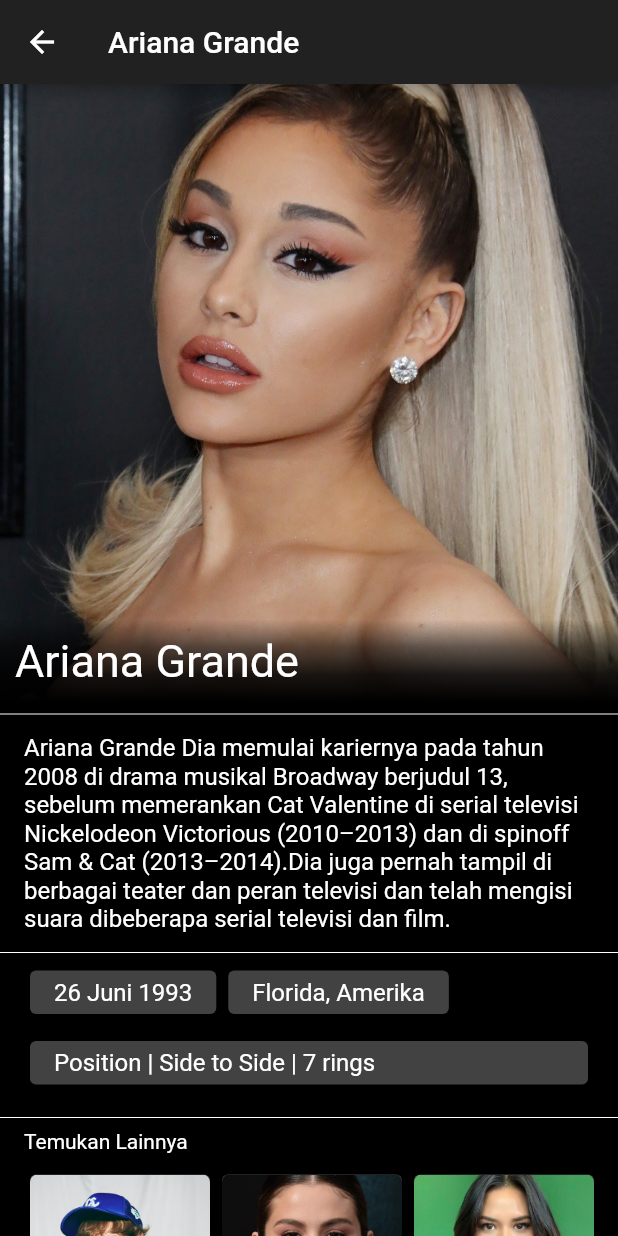
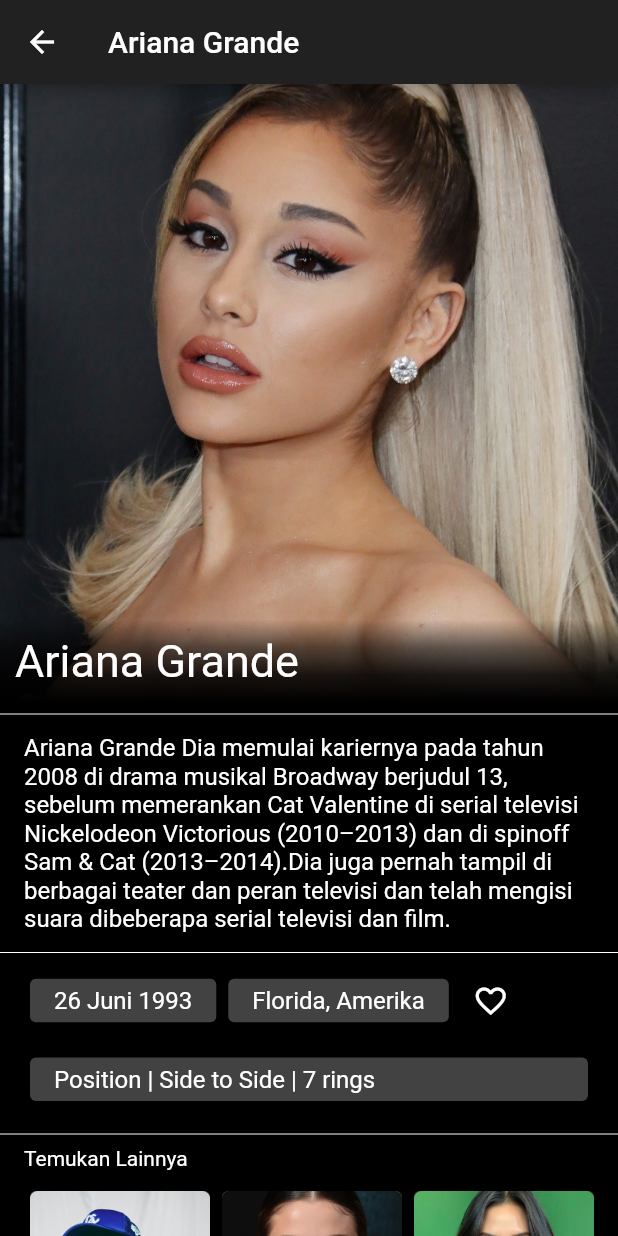
Before and after one commit to yazidalg/dicoding_pemula, a Flutter app: the screen it shows after launch, after a tap on "Ariana Grande", on a phone screen of 412 x 824 dp. Run offline on Flutter 3.47's test engine with Material 2 defaults, Android fonts, the phone set to English and light mode, and no system bars.

Commit message:
add setState Mobile

```diff
--- a/lib/pages/detail/widget/detail_widget_phone.dart
+++ b/lib/pages/detail/widget/detail_widget_phone.dart
@@ -1,7 +1,7 @@
 import 'package:dicoding_pemula/pages/detail/widget/card_grid_image.dart';
 import 'package:flutter/material.dart';
 
-class DetailPagePhone extends StatelessWidget {
+class DetailPagePhone extends StatefulWidget {
   final int? id;
   final String? image;
   final String? name;
@@ -21,6 +21,12 @@ class DetailPagePhone extends StatelessWidget {
   }) : super(key: key);
 
   @override
+  _DetailPagePhoneState createState() => _DetailPagePhoneState();
+}
+
+class _DetailPagePhoneState extends State<DetailPagePhone> {
+  bool isFavorite = false;
+  @override
   Widget build(BuildContext context) {
     Orientation orientation = MediaQuery.of(context).orientation;
     return Container(
@@ -36,7 +42,7 @@ class DetailPagePhone extends StatelessWidget {
                   fit: orientation == Orientation.landscape
                       ? BoxFit.fitHeight
                       : BoxFit.cover,
-                  image: AssetImage(image!),
+                  image: AssetImage(widget.image!),
                 ),
                 gradient: LinearGradient(
                   colors: [Colors.black, Colors.black45],
@@ -58,7 +64,7 @@ class DetailPagePhone extends StatelessWidget {
                   ),
                 ),
                 child: Text(
-                  name!,
+                  widget.name!,
                   maxLines: 2,
                   style: TextStyle(fontSize: 30),
                 ),
@@ -68,7 +74,7 @@ class DetailPagePhone extends StatelessWidget {
             Container(
               margin: EdgeInsets.fromLTRB(16, 5, 16, 5),
               child: Text(
-                description!,
+                widget.description!,
                 style: TextStyle(fontSize: 16),
               ),
             ),
@@ -84,7 +90,7 @@ class DetailPagePhone extends StatelessWidget {
                       child: Container(
                         margin: EdgeInsets.fromLTRB(16, 5, 16, 5),
                         child: Text(
-                          born!,
+                          widget.born!,
                           style: TextStyle(fontSize: 16),
                         ),
                       ),
@@ -94,11 +100,22 @@ class DetailPagePhone extends StatelessWidget {
                     child: Container(
                       margin: EdgeInsets.fromLTRB(16, 5, 16, 5),
                       child: Text(
-                        placeOfBirth!,
+                        widget.placeOfBirth!,
                         style: TextStyle(fontSize: 16),
                       ),
                     ),
                   ),
+                  IconButton(
+                      tooltip: "Favorite",
+                      color: isFavorite ? Colors.pink : null,
+                      icon: isFavorite
+                          ? Icon(Icons.favorite)
+                          : Icon(Icons.favorite_border),
+                      onPressed: () {
+                        setState(() {
+                          isFavorite = !isFavorite;
+                        });
+                      }),
                 ],
               ),
             ),
@@ -109,7 +126,7 @@ class DetailPagePhone extends StatelessWidget {
                   alignment: Alignment.centerLeft,
                   margin: EdgeInsets.fromLTRB(16, 5, 16, 5),
                   child: Text(
-                    album!.join(' | '),
+                    widget.album!.join(' | '),
                     style: TextStyle(fontSize: 16),
                   ),
                 ),
@@ -121,7 +138,7 @@ class DetailPagePhone extends StatelessWidget {
               margin: EdgeInsets.only(left: 16),
               child: Text("Temukan Lainnya"),
             ),
-            CardGridWidget(id: id)
+            CardGridWidget(id: widget.id)
           ],
         ),
       ),
```
